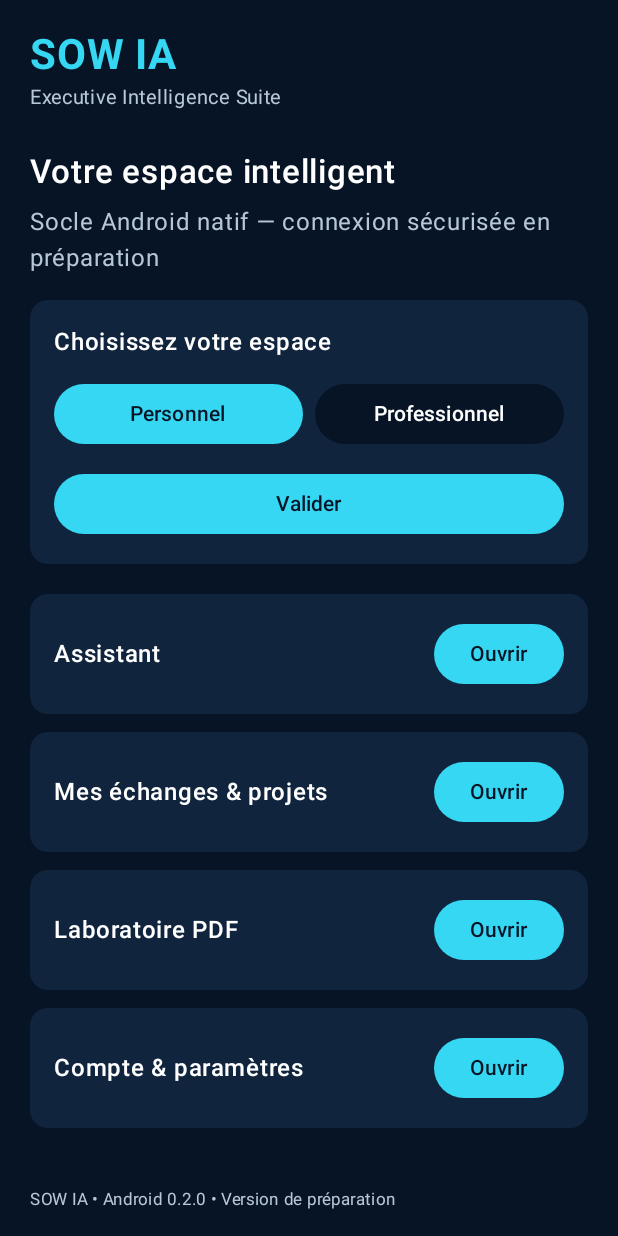
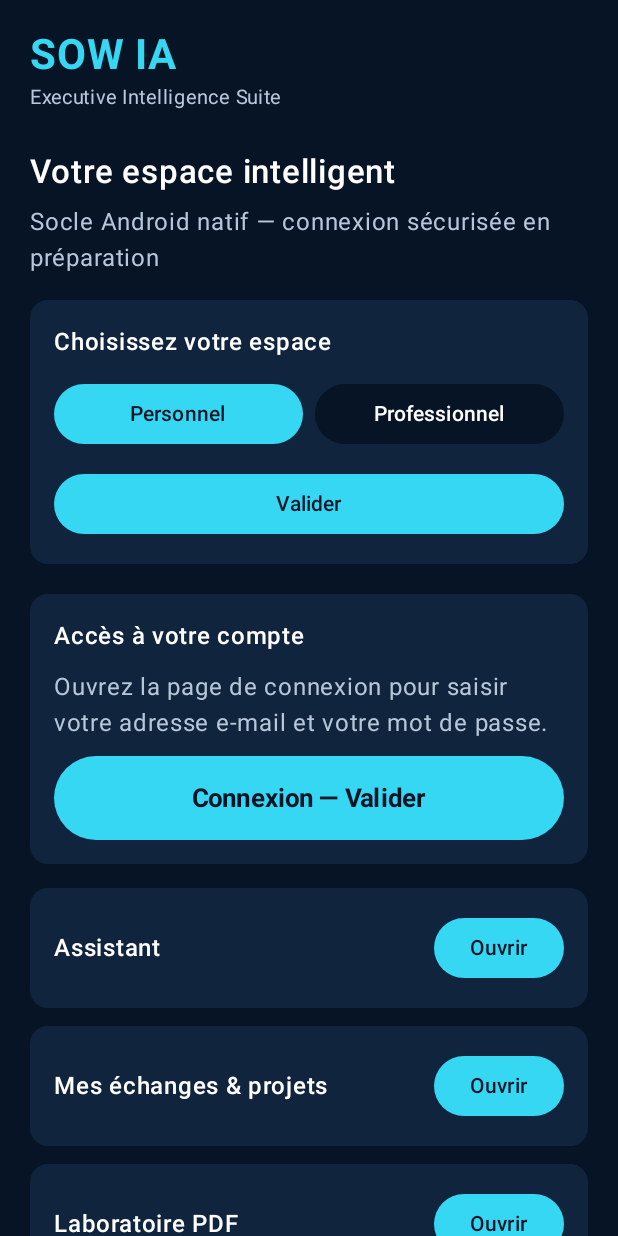
Before and after one commit to 1826Sow/Sowia, an Android app built with Jetpack Compose: the screen it shows after launch (MainActivity), after a tap on "Valider", on a phone screen of 412 x 824 dp. Run offline under Robolectric (Android 15) with nearby library versions, the phone set to English and light mode, and no system bars.

Commit message:
Make login validation button prominent and easy to reach

```diff
--- a/android/app/src/main/java/com/sowkeys/sowia/MainActivity.kt
+++ b/android/app/src/main/java/com/sowkeys/sowia/MainActivity.kt
@@ -141,6 +141,25 @@ private fun SowiaPrototype() {
                                 modifier = Modifier.fillMaxWidth(),
                                 colors = ButtonDefaults.buttonColors(containerColor = Cyan, contentColor = Navy),
                             ) { Text("Valider") }
+                        }
+                    }
+                    Card(
+                        modifier = Modifier.fillMaxWidth().padding(bottom = 16.dp),
+                        colors = CardDefaults.cardColors(containerColor = Panel),
+                    ) {
+                        Column(
+                            modifier = Modifier.fillMaxWidth().padding(16.dp),
+                            verticalArrangement = Arrangement.spacedBy(10.dp),
+                        ) {
+                            Text("Accès à votre compte", color = Color.White, fontWeight = FontWeight.SemiBold)
+                            Text("Ouvrez la page de connexion pour saisir votre adresse e-mail et votre mot de passe.", color = Muted)
+                            Button(
+                                onClick = { navigate("Compte & paramètres") },
+                                modifier = Modifier.fillMaxWidth().height(56.dp),
+                                colors = ButtonDefaults.buttonColors(containerColor = Cyan, contentColor = Navy),
+                            ) {
+                                Text("Connexion — Valider", fontSize = 17.sp, fontWeight = FontWeight.Bold)
+                            }
                         }
                     }
                     sections.forEach { item ->
@@ -327,14 +346,14 @@ private fun AccountPanel() {
                         }
                     },
                     enabled = !busy,
-                    modifier = Modifier.fillMaxWidth(),
+                    modifier = Modifier.fillMaxWidth().height(56.dp),
                     colors = ButtonDefaults.buttonColors(
                         containerColor = Cyan,
                         contentColor = Navy,
                         disabledContainerColor = Muted,
                         disabledContentColor = Navy,
                     ),
-                ) { Text(if (busy) "Validation…" else "Valider") }
+                ) { Text("Valider", fontSize = 18.sp, fontWeight = FontWeight.Bold) }
                 if (!auth.isConfigured) {
                     Text(
                         "Configuration Supabase à fournir à la compilation. La clé publique est utilisée ; aucune clé secrète serveur n'est intégrée.",
```
